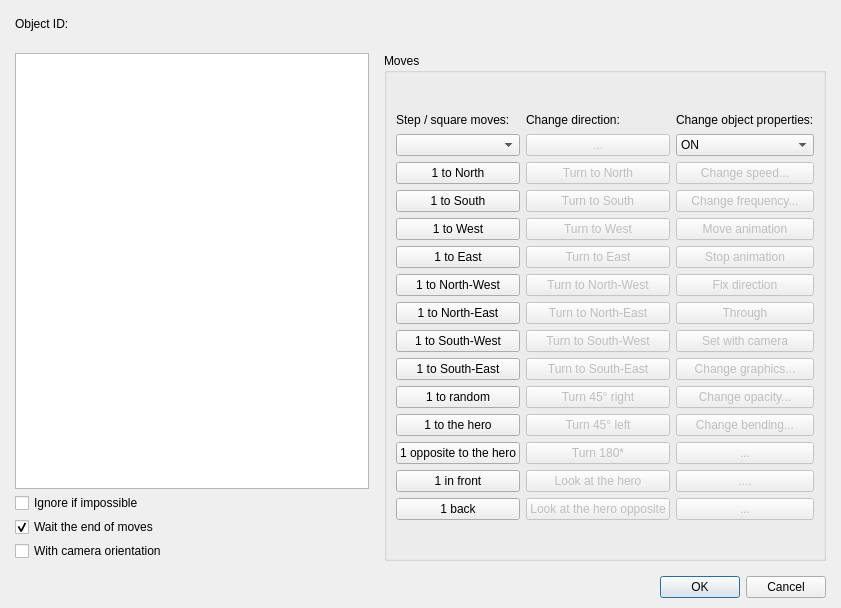
First picture: the form in Editor/Dialogs/Commands/dialogcommandmoveobject.ui, repository RPG-Paper-Maker/RPG-Paper-Maker, before the edit.
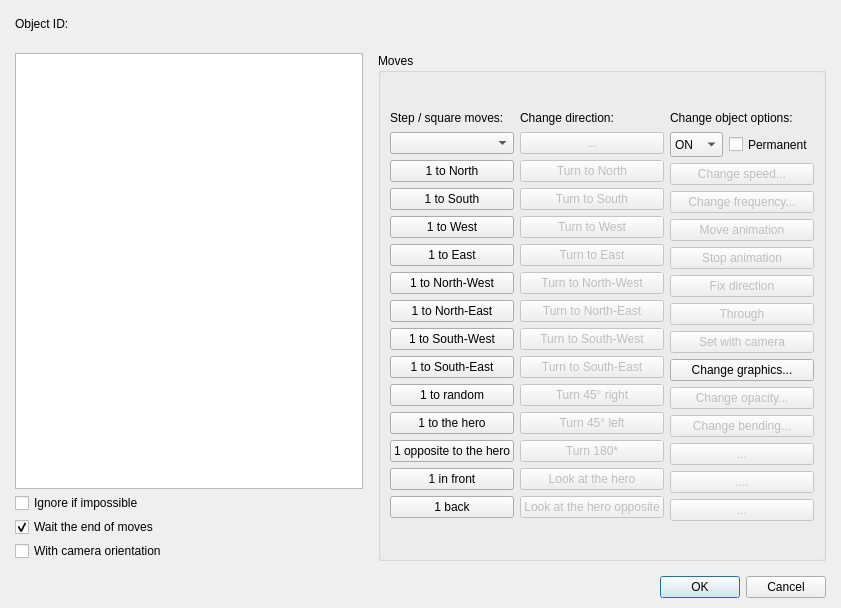
Second picture: the form after the edit. Custom widgets are drawn as their Qt base class.

Commit message: Command move object: change graphics

What changed in the file:
```diff
--- a/Editor/Dialogs/Commands/dialogcommandmoveobject.ui
+++ b/Editor/Dialogs/Commands/dialogcommandmoveobject.ui
@@ -455,12 +455,26 @@
                  </size>
                 </property>
                 <property name="text">
-                 <string>Change object properties:</string>
+                 <string>Change object options:</string>
                 </property>
                </widget>
               </item>
               <item>
-               <widget class="QComboBox" name="comboBox_2">
+               <layout class="QHBoxLayout" name="horizontalLayout_4" stretch="0,1">
+                <item>
+                 <widget class="QComboBox" name="comboBoxSwitch">
+                  <property name="minimumSize">
+                   <size>
+                    <width>0</width>
+                    <height>25</height>
+                   </size>
+                  </property>
+                  <property name="maximumSize">
+                   <size>
+                    <width>16777215</width>
+                    <height>25</height>
+                   </size>
+                  </property>
                 <item>
                  <property name="text">
                   <string>ON</string>
@@ -474,6 +488,27 @@
                </widget>
               </item>
               <item>
+                 <widget class="QCheckBox" name="checkBoxPermanent">
+                  <property name="minimumSize">
+                   <size>
+                    <width>0</width>
+                    <height>25</height>
+                   </size>
+                  </property>
+                  <property name="maximumSize">
+                   <size>
+                    <width>16777215</width>
+                    <height>25</height>
+                   </size>
+                  </property>
+                  <property name="text">
+                   <string>Permanent</string>
+                  </property>
+                 </widget>
+                </item>
+               </layout>
+              </item>
+              <item>
                <widget class="QPushButton" name="pushButton_26">
                 <property name="enabled">
                  <bool>false</bool>
@@ -546,7 +581,7 @@
               <item>
                <widget class="QPushButton" name="pushButton_28">
                 <property name="enabled">
-                 <bool>false</bool>
+                 <bool>true</bool>
                 </property>
                 <property name="text">
                  <string>Change graphics...</string>
```
Left out of the diff: 2 changed lines with no effect on the pictures. Lines whose indentation alone changed are shown as unchanged. The commit also changes 18 other files.
